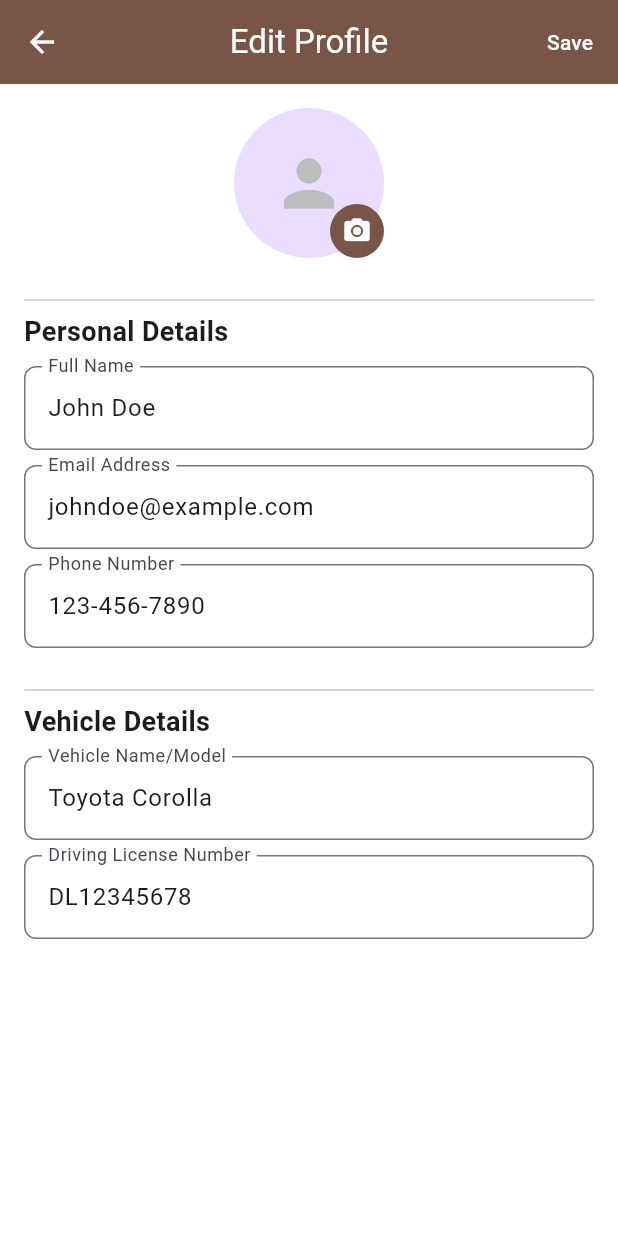
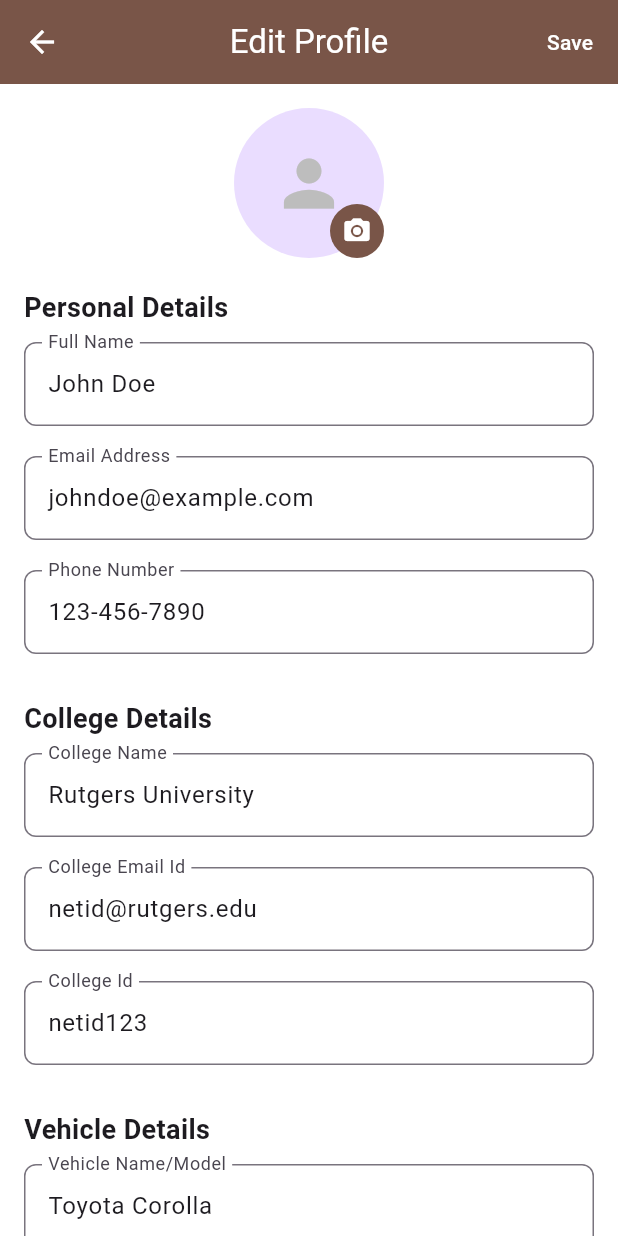
Before and after one commit to aneesa2023/campus_connect, a Flutter app: the ViewProfileScreen screen opened by its route, after a tap on the "edit" icon, on a phone screen of 412 x 824 dp. Run offline on Flutter 3.47's test engine with Material 3 defaults, Android fonts, the phone set to English and light mode, and no system bars; our stand-ins replace flutter_datetime_picker_plus, google_maps_flutter, image_picker.

Commit message:
ui updates

```diff
--- a/lib/main.dart
+++ b/lib/main.dart
@@ -6,6 +6,7 @@ import 'package:campus_connect/screens/home_page.dart';
 import 'package:campus_connect/screens/my_trips.dart';
 import 'package:campus_connect/screens/notifications.dart';
 import 'package:campus_connect/screens/privacy_policy.dart';
+import 'package:campus_connect/screens/ride_search.dart';
 import 'package:campus_connect/screens/view_profile.dart';
 import 'package:campus_connect/screens/settings.dart';
 import 'package:flutter/material.dart';
@@ -49,6 +50,8 @@ class MyApp extends StatelessWidget {
         '/about': (context) => AboutScreen(),
         '/notifications': (context) => NotificationsScreen(),
         '/my_trips': (context) => MyTripsScreen(),
+        '/searchRide': (context) => RideSearchScreen(),
+        // '/postRide': (context) => RideSearchScreen(),
       },
     );
   }
--- a/lib/screens/edit_profile.dart
+++ b/lib/screens/edit_profile.dart
@@ -11,10 +11,14 @@ class _EditProfileScreenState extends State<EditProfileScreen> {
   final TextEditingController _nameController = TextEditingController();
   final TextEditingController _emailController = TextEditingController();
   final TextEditingController _phoneController = TextEditingController();
+  final TextEditingController _collegeNameController = TextEditingController();
+  final TextEditingController _collegeEmailIdController =
+      TextEditingController();
+  final TextEditingController _collegeIdController = TextEditingController();
   final TextEditingController _vehicleController = TextEditingController();
   final TextEditingController _licenseController = TextEditingController();
 
-  File? _profileImage; // To store the selected image
+  File? _profileImage;
 
   @override
   void initState() {
@@ -23,6 +27,9 @@ class _EditProfileScreenState extends State<EditProfileScreen> {
     _nameController.text = 'John Doe';
     _emailController.text = 'johndoe@example.com';
     _phoneController.text = '123-456-7890';
+    _collegeNameController.text = 'Rutgers University';
+    _collegeEmailIdController.text = 'netid@rutgers.edu';
+    _collegeIdController.text = 'netid123';
     _vehicleController.text = 'Toyota Corolla';
     _licenseController.text = 'DL12345678';
   }
@@ -102,8 +109,6 @@ class _EditProfileScreenState extends State<EditProfileScreen> {
               ),
             ),
             SizedBox(height: 20),
-            Divider(),
-
             // Personal Details
             Text('Personal Details',
                 style: TextStyle(fontSize: 18, fontWeight: FontWeight.bold)),
@@ -114,7 +119,17 @@ class _EditProfileScreenState extends State<EditProfileScreen> {
             SizedBox(height: 10),
             _buildEditableField('Phone Number', _phoneController),
             SizedBox(height: 20),
-            Divider(),
+
+            // College Details
+            Text('College Details',
+                style: TextStyle(fontSize: 18, fontWeight: FontWeight.bold)),
+            SizedBox(height: 10),
+            _buildEditableField('College Name', _collegeNameController),
+            SizedBox(height: 10),
+            _buildEditableField('College Email Id', _collegeEmailIdController),
+            SizedBox(height: 10),
+            _buildEditableField('College Id', _collegeIdController),
+            SizedBox(height: 20),
 
             // Vehicle Details
             Text('Vehicle Details',
@@ -130,12 +145,15 @@ class _EditProfileScreenState extends State<EditProfileScreen> {
   }
 
   Widget _buildEditableField(String label, TextEditingController controller) {
-    return TextField(
-      controller: controller,
-      decoration: InputDecoration(
-        labelText: label,
-        border: OutlineInputBorder(
-          borderRadius: BorderRadius.circular(8.0),
+    return Padding(
+      padding: const EdgeInsets.only(bottom: 10.0),
+      child: TextField(
+        controller: controller,
+        decoration: InputDecoration(
+          labelText: label,
+          border: OutlineInputBorder(
+            borderRadius: BorderRadius.circular(8.0),
+          ),
         ),
       ),
     );
--- a/lib/screens/view_profile.dart
+++ b/lib/screens/view_profile.dart
@@ -60,7 +60,7 @@ class ViewProfileScreen extends StatelessWidget {
             ),
             SizedBox(height: 20),
             Divider(),
-
+            SizedBox(height: 10),
             // Personal Details
             Text('Personal Details',
                 style: TextStyle(fontSize: 18, fontWeight: FontWeight.bold)),
@@ -70,9 +70,21 @@ class ViewProfileScreen extends StatelessWidget {
             _buildReadOnlyField('Email Address', 'johndoe@example.com'),
             SizedBox(height: 10),
             _buildReadOnlyField('Phone Number', '123-456-7890'),
-            SizedBox(height: 20),
+            SizedBox(height: 10),
             Divider(),
-
+            SizedBox(height: 10),
+            // College Details
+            Text('College Details',
+                style: TextStyle(fontSize: 18, fontWeight: FontWeight.bold)),
+            SizedBox(height: 10),
+            _buildReadOnlyField('College Name', 'Rutgers University'),
+            SizedBox(height: 10),
+            _buildReadOnlyField('College Mail Id', 'name@college.edu'),
+            SizedBox(height: 10),
+            _buildReadOnlyField('College Id', 'RU01234'),
+            SizedBox(height: 10),
+            Divider(),
+            SizedBox(height: 10),
             // Vehicle Details
             Text('Vehicle Details',
                 style: TextStyle(fontSize: 18, fontWeight: FontWeight.bold)),
@@ -80,7 +92,7 @@ class ViewProfileScreen extends StatelessWidget {
             _buildReadOnlyField('Vehicle Name/Model', 'Toyota Corolla'),
             SizedBox(height: 10),
             _buildReadOnlyField('Driving License Number', 'DL12345678'),
-            SizedBox(height: 20),
+            SizedBox(height: 10),
             Divider(),
           ],
         ),
--- a/pubspec.yaml
+++ b/pubspec.yaml
@@ -31,10 +31,10 @@ dependencies:
   flutter:
     sdk: flutter
 
-  # The following adds the Cupertino Icons font to your application.
-  # Use with the CupertinoIcons class for iOS style icons.
   cupertino_icons: ^1.0.8
   image_picker: ^1.1.2
+  google_maps_flutter: ^2.2.0
+  flutter_datetime_picker_plus: ^2.2.0
 
 dev_dependencies:
   flutter_test:
```
Also changed, not shown: lib/screens/ride_search.dart (added, +183 -0 lines), 1 other file.
